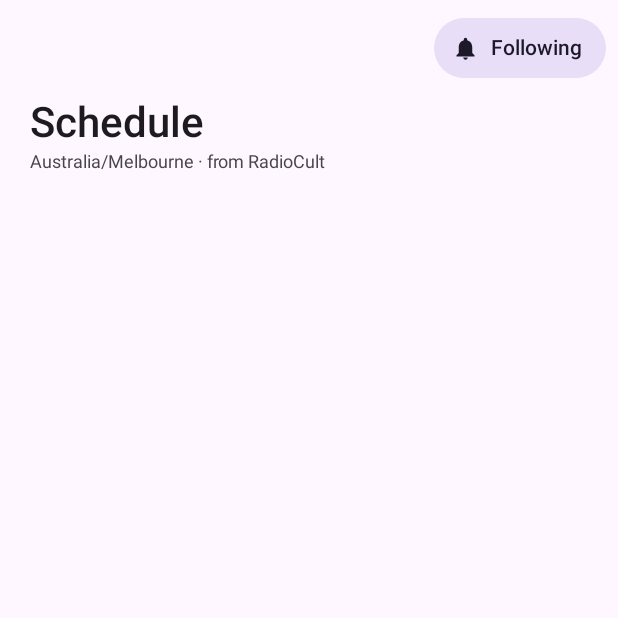
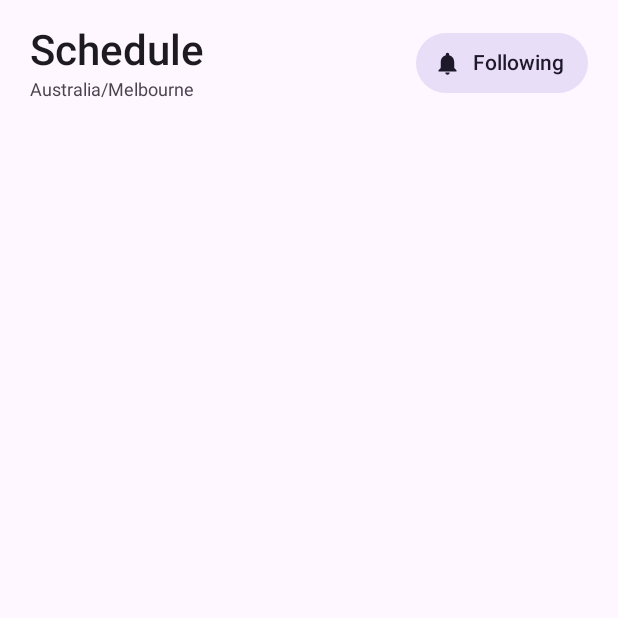
Before and after one commit to Radio-Monash-Tech/RadioMonashAppAndroid, an Android app built with Jetpack Compose: the composable ScheduleTopBar shown on its own in the app's theme, on a phone screen of 412 x 824 dp, the top half of it. Run offline under Robolectric (Android 15) with nearby library versions, the phone set to English and light mode, and no system bars; 16 statements that could not run were skipped.

Commit message:
moved the following button to the right

```diff
--- a/app/src/main/java/com/radmon/radmonradio/ui/screens/schedule/ScheduleScreen.kt
+++ b/app/src/main/java/com/radmon/radmonradio/ui/screens/schedule/ScheduleScreen.kt
@@ -112,19 +112,35 @@ fun ScheduleScreen(
     }
 }
 
-/** Large title + subtitle, with a "Following" filter pill in the top-right. */
+/** Large title + subtitle, with a "Following" filter pill at the far right of the same row. */
 @Composable
 private fun ScheduleTopBar(isFollowedOnly: Boolean, onToggleFollowedOnly: () -> Unit) {
     val cs = MaterialTheme.colorScheme
     Column(Modifier.fillMaxWidth()) {
+        Spacer(Modifier.height(16.dp))
         Row(
             Modifier
                 .fillMaxWidth()
-                .height(64.dp)
-                .padding(horizontal = 8.dp),
-            horizontalArrangement = Arrangement.End,
+                .padding(horizontal = 20.dp),
+            horizontalArrangement = Arrangement.SpaceBetween,
             verticalAlignment = Alignment.CenterVertically
         ) {
+            Column {
+                Text(
+                    text = "Schedule",
+                    color = cs.onBackground,
+                    fontSize = 28.sp,
+                    lineHeight = 36.sp,
+                    fontWeight = FontWeight.Medium
+                )
+                Text(
+                    text = "Australia/Melbourne",
+                    color = cs.onSurfaceVariant,
+                    fontSize = 12.sp,
+                    lineHeight = 16.sp
+                )
+            }
+
             val pillContainer = if (isFollowedOnly) cs.primary else cs.secondaryContainer
             val pillContent = if (isFollowedOnly) cs.onPrimary else cs.onSecondaryContainer
             Row(
@@ -151,21 +167,6 @@ private fun ScheduleTopBar(isFollowedOnly: Boolean, onToggleFollowedOnly: () ->
                     fontWeight = FontWeight.Medium
                 )
             }
-        }
-        Column(Modifier.padding(horizontal = 20.dp)) {
-            Text(
-                text = "Schedule",
-                color = cs.onBackground,
-                fontSize = 28.sp,
-                lineHeight = 36.sp,
-                fontWeight = FontWeight.Medium
-            )
-            Text(
-                text = "Australia/Melbourne · from RadioCult",
-                color = cs.onSurfaceVariant,
-                fontSize = 12.sp,
-                lineHeight = 16.sp
-            )
         }
         Spacer(Modifier.height(12.dp))
     }
```
